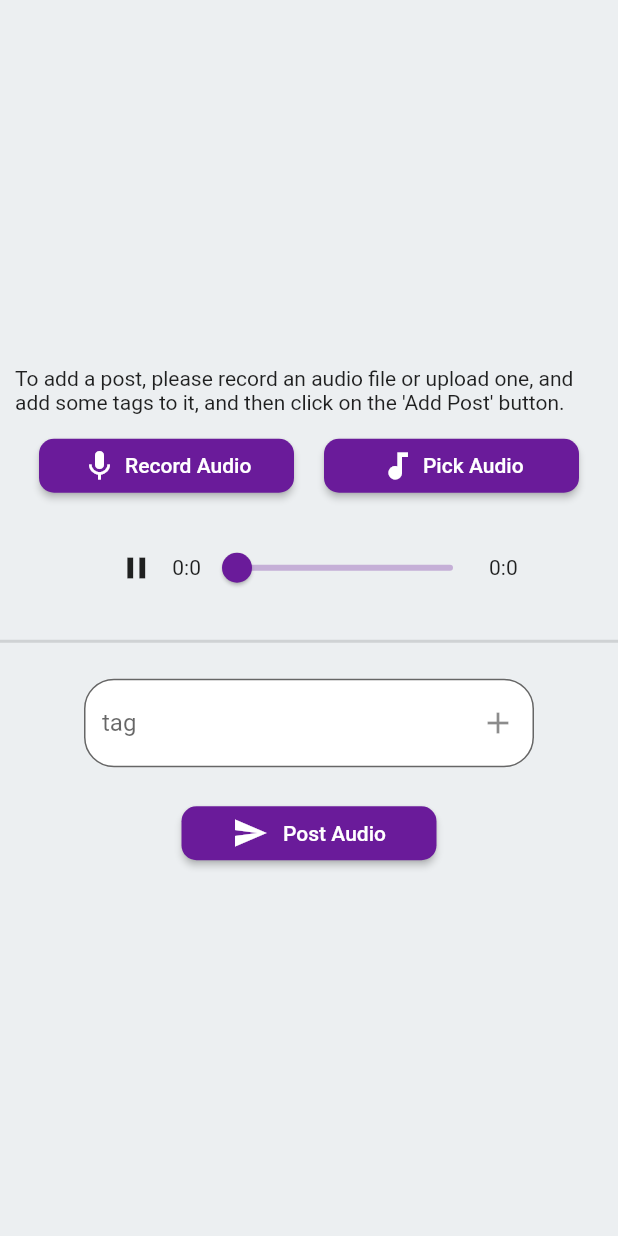
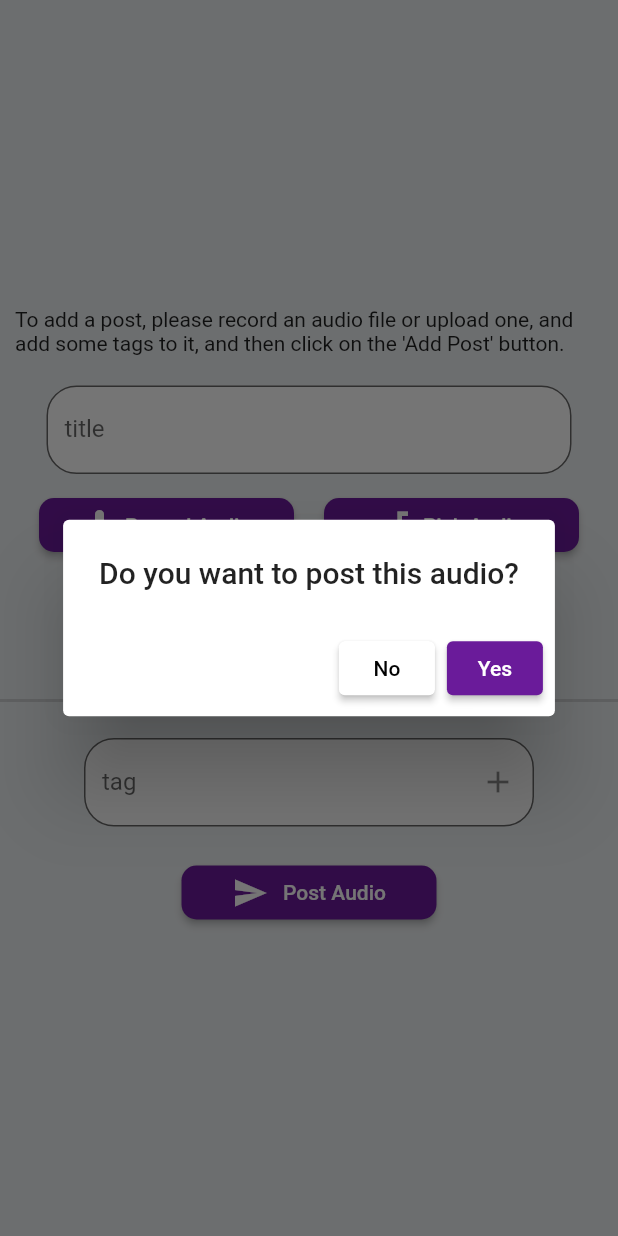
Before and after one commit to LahoucineLapunaire/ilili, a Flutter app: the AddPostPage screen opened directly, after a tap on the "play arrow" icon, after a tap on "Post Audio", on a phone screen of 412 x 824 dp. Run offline on Flutter 3.47's test engine with Material 2 defaults, Android fonts, the phone set to English and light mode, and no system bars; our stand-ins replace audioplayers, cloud_firestore, file_picker, firebase_auth, firebase_core, firebase_storage and 4 more; missing offline and left inert: ffmpeg_kit_flutter, flutter_sound; accounts and stored records are empty.

Commit message:
[FIX] addPost, AudioPlayer : add title to post, add load button in audioPlayerWidget to reduct bandwidth

```diff
--- a/lib/components/addPost.dart
+++ b/lib/components/addPost.dart
@@ -17,6 +17,7 @@ AudioPlayer audioPlayer = AudioPlayer();
 String audioPath = '';
 FirebaseAuth auth = FirebaseAuth.instance;
 FirebaseStorage storage = FirebaseStorage.instance;
+TextEditingController titleController = TextEditingController();
 
 class AddPostPage extends StatelessWidget {
   const AddPostPage({super.key});
@@ -40,6 +41,8 @@ class AddPostPage extends StatelessWidget {
               child: Text(
                   "To add a post, please record an audio file or upload one, and add some tags to it, and then click on the 'Add Post' button."),
             ),
+            SizedBox(height: 20),
+            TitleSection(),
             SizedBox(height: 10),
             ButtonSection(),
             SizedBox(height: 20),
@@ -52,6 +55,33 @@ class AddPostPage extends StatelessWidget {
             SizedBox(height: 20),
             SendButtonSection(),
           ],
+        ),
+      ),
+    );
+  }
+}
+
+class TitleSection extends StatefulWidget {
+  const TitleSection({super.key});
+
+  @override
+  State<TitleSection> createState() => _TitleSectionState();
+}
+
+class _TitleSectionState extends State<TitleSection> {
+  @override
+  Widget build(BuildContext context) {
+    return Container(
+      width: 350,
+      child: TextField(
+        controller: titleController,
+        decoration: InputDecoration(
+          filled: true,
+          fillColor: Colors.white,
+          labelText: 'title',
+          border: OutlineInputBorder(
+            borderRadius: BorderRadius.circular(20),
+          ),
         ),
       ),
     );
@@ -458,21 +488,29 @@ class _SendButtonSectionState extends State<SendButtonSection> {
     return [];
   }
 
-
-
   Future postAudio() async {
     try {
       String name = generateUniqueFileName();
       List<dynamic> posts = await getPosts();
+
+      posts.add(name);
+      String title = titleController.text;
+
+      if (title == "" || tagsList.isEmpty || audioPath == "") {
+        showErrorMessage(
+            "please add an audio and fill title and tags", context);
+        return;
+      }
+
       Reference postRef = storageRef.child(name);
       UploadTask uploadTask = postRef.putFile(File(audioPath));
-      posts.add(name);
 
       await uploadTask.whenComplete(() async {
         String downloadURL = await postRef.getDownloadURL();
 
         FirebaseFirestore.instance.collection('posts').doc(name).set({
           'userId': auth.currentUser!.uid,
+          "title": title,
           'audio': downloadURL,
           'tags': tagsList,
           'likes': [],
@@ -499,11 +537,48 @@ class _SendButtonSectionState extends State<SendButtonSection> {
     }
   }
 
+  void showConfirmAlert(BuildContext context) {
+    // Create a AlertDialog
+    AlertDialog alertDialog = AlertDialog(
+      title: Text("Do you want to post this audio?"),
+      actions: [
+        // OK button
+        ElevatedButton(
+          style: ElevatedButton.styleFrom(
+            backgroundColor: Colors.white,
+          ),
+          child: Text('No', style: TextStyle(color: Colors.black)),
+          onPressed: () {
+            Navigator.of(context).pop();
+          },
+        ),
+        ElevatedButton(
+          style: ElevatedButton.styleFrom(
+            backgroundColor: Color(0xFF6A1B9A),
+          ),
+          child: Text('Yes', style: TextStyle(color: Colors.white)),
+          onPressed: () {
+            postAudio();
+            Navigator.of(context).pop();
+          },
+        ),
+      ],
+    );
+
+    // Show the alert dialog
+    showDialog(
+      context: context,
+      builder: (BuildContext context) {
+        return alertDialog;
+      },
+    );
+  }
+
   @override
   Widget build(BuildContext context) {
     return ElevatedButton(
       onPressed: () {
-        postAudio();
+        showConfirmAlert(context);
       },
       child: Row(mainAxisAlignment: MainAxisAlignment.center, children: [
         Icon(Icons.send),
```
Also changed, not shown: lib/components/widget.dart (+48 -1 lines).
